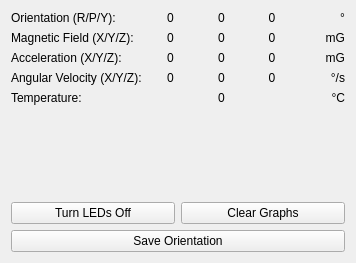
The window that src/brickv/plugin_system/plugins/imu_v2/ui/imu_v2.ui (Tinkerforge/brickv) describes before a commit, drawn with Qt 5.
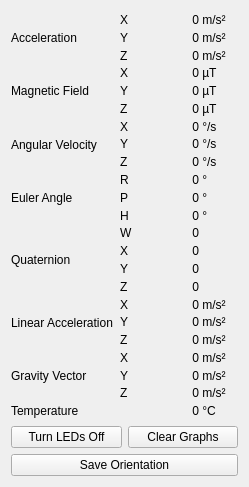
The same window after the commit.

Commit message: Add data grid with graphs

Patch:
```diff
--- a/src/brickv/plugin_system/plugins/imu_v2/ui/imu_v2.ui
+++ b/src/brickv/plugin_system/plugins/imu_v2/ui/imu_v2.ui
@@ -6,8 +6,8 @@
    <rect>
     <x>0</x>
     <y>0</y>
-    <width>356</width>
-    <height>263</height>
+    <width>249</width>
+    <height>487</height>
    </rect>
   </property>
   <property name="windowTitle">
@@ -17,262 +17,627 @@
    <item>
     <layout class="QVBoxLayout" name="verticalLayout_3">
      <item>
-      <layout class="QHBoxLayout" name="layout_top"/>
-     </item>
-     <item>
-      <layout class="QHBoxLayout" name="layout_bottom">
-       <item>
-        <layout class="QVBoxLayout" name="verticalLayout">
-         <item>
-          <layout class="QGridLayout" name="gridLayout">
+      <layout class="QGridLayout" name="data_grid">
+       <property name="spacing">
+        <number>0</number>
+       </property>
+       <item row="1" column="1">
+        <widget class="QLabel" name="label_acceleration_22">
+         <property name="text">
+          <string>Y</string>
+         </property>
+        </widget>
+       </item>
            <item row="0" column="1">
-            <widget class="QLabel" name="roll_label">
-             <property name="minimumSize">
-              <size>
-               <width>40</width>
-               <height>0</height>
-              </size>
-             </property>
+        <widget class="QLabel" name="label_acceleration_21">
+         <property name="text">
+          <string>X</string>
+         </property>
+        </widget>
+       </item>
+       <item row="22" column="0">
+        <widget class="QLabel" name="label_temperature_11">
              <property name="text">
+          <string>Temperature</string>
+         </property>
+        </widget>
+       </item>
+       <item row="4" column="1">
+        <widget class="QLabel" name="label_magnetic_field_22">
+         <property name="text">
+          <string>Y</string>
+         </property>
+        </widget>
+       </item>
+       <item row="5" column="1">
+        <widget class="QLabel" name="label_magnetic_field_23">
+         <property name="text">
+          <string>Z</string>
+         </property>
+        </widget>
+       </item>
+       <item row="9" column="2">
+        <widget class="QLabel" name="label_euler_angle_roll">
+         <property name="text">
               <string>0</string>
              </property>
              <property name="alignment">
-              <set>Qt::AlignCenter</set>
+          <set>Qt::AlignRight|Qt::AlignTrailing|Qt::AlignVCenter</set>
              </property>
             </widget>
            </item>
-           <item row="0" column="0">
-            <widget class="QLabel" name="label_13">
+       <item row="10" column="2">
+        <widget class="QLabel" name="label_euler_angle_pitch">
              <property name="text">
-              <string>Orientation (R/P/Y):</string>
-             </property>
-            </widget>
-           </item>
-           <item row="0" column="2">
-            <widget class="QLabel" name="pitch_label">
-             <property name="minimumSize">
-              <size>
-               <width>40</width>
-               <height>0</height>
-              </size>
-             </property>
+          <string>0</string>
+         </property>
+         <property name="alignment">
+          <set>Qt::AlignRight|Qt::AlignTrailing|Qt::AlignVCenter</set>
+         </property>
+        </widget>
+       </item>
+       <item row="11" column="2">
+        <widget class="QLabel" name="label_euler_angle_heading">
+         <property name="text">
+          <string>0</string>
+         </property>
+         <property name="alignment">
+          <set>Qt::AlignRight|Qt::AlignTrailing|Qt::AlignVCenter</set>
+         </property>
+        </widget>
+       </item>
+       <item row="12" column="2">
+        <widget class="QLabel" name="label_quaternion_w">
              <property name="text">
               <string>0</string>
              </property>
              <property name="alignment">
-              <set>Qt::AlignCenter</set>
+          <set>Qt::AlignRight|Qt::AlignTrailing|Qt::AlignVCenter</set>
+         </property>
+        </widget>
+       </item>
+       <item row="6" column="2">
+        <widget class="QLabel" name="label_angular_velocity_x">
+         <property name="text">
+          <string>0</string>
+         </property>
+         <property name="alignment">
+          <set>Qt::AlignRight|Qt::AlignTrailing|Qt::AlignVCenter</set>
+         </property>
+        </widget>
+       </item>
+       <item row="4" column="3">
+        <widget class="QLabel" name="label_magnetic_field_42">
+         <property name="text">
+          <string> µT</string>
+         </property>
+        </widget>
+       </item>
+       <item row="5" column="3">
+        <widget class="QLabel" name="label_magnetic_field_43">
+         <property name="text">
+          <string> µT</string>
+         </property>
+        </widget>
+       </item>
+       <item row="7" column="3">
+        <widget class="QLabel" name="label_angular_velocity_42">
+         <property name="text">
+          <string> °/s</string>
+         </property>
+        </widget>
+       </item>
+       <item row="6" column="3">
+        <widget class="QLabel" name="label_angular_velocity_41">
+         <property name="text">
+          <string> °/s</string>
+         </property>
+        </widget>
+       </item>
+       <item row="3" column="1">
+        <widget class="QLabel" name="label_magnetic_field_21">
+         <property name="text">
+          <string>X</string>
+         </property>
+        </widget>
+       </item>
+       <item row="2" column="1">
+        <widget class="QLabel" name="label_acceleration_23">
+         <property name="text">
+          <string>Z</string>
+         </property>
+        </widget>
+       </item>
+       <item row="7" column="1">
+        <widget class="QLabel" name="label_angular_velocity_22">
+         <property name="text">
+          <string>Y</string>
+         </property>
+        </widget>
+       </item>
+       <item row="8" column="1">
+        <widget class="QLabel" name="label_angular_velocity_23">
+         <property name="text">
+          <string>Z</string>
+         </property>
+        </widget>
+       </item>
+       <item row="6" column="1">
+        <widget class="QLabel" name="label_angular_velocity_21">
+         <property name="text">
+          <string>X</string>
+         </property>
+        </widget>
+       </item>
+       <item row="9" column="1">
+        <widget class="QLabel" name="label_euler_angle_21">
+         <property name="text">
+          <string>R</string>
+         </property>
+        </widget>
+       </item>
+       <item row="11" column="1">
+        <widget class="QLabel" name="label_euler_angle_23">
+         <property name="text">
+          <string>H</string>
+         </property>
+        </widget>
+       </item>
+       <item row="13" column="1">
+        <widget class="QLabel" name="label_quaternion_22">
+         <property name="text">
+          <string>X</string>
+         </property>
+        </widget>
+       </item>
+       <item row="10" column="1">
+        <widget class="QLabel" name="label_euler_angle_22">
+         <property name="text">
+          <string>P</string>
+         </property>
+        </widget>
+       </item>
+       <item row="12" column="1">
+        <widget class="QLabel" name="label_quaternion_21">
+         <property name="text">
+          <string>W</string>
+         </property>
+        </widget>
+       </item>
+       <item row="14" column="1">
+        <widget class="QLabel" name="label_quaternion_23">
+         <property name="text">
+          <string>Y</string>
+         </property>
+        </widget>
+       </item>
+       <item row="15" column="1">
+        <widget class="QLabel" name="label_quaternion_24">
+         <property name="text">
+          <string>Z</string>
+         </property>
+        </widget>
+       </item>
+       <item row="16" column="1">
+        <widget class="QLabel" name="label_linear_acceleration_21">
+         <property name="text">
+          <string>X</string>
+         </property>
+        </widget>
+       </item>
+       <item row="17" column="1">
+        <widget class="QLabel" name="label_linear_acceleration_22">
+         <property name="text">
+          <string>Y</string>
+         </property>
+        </widget>
+       </item>
+       <item row="18" column="1">
+        <widget class="QLabel" name="label_linear_acceleration_23">
+         <property name="text">
+          <string>Z</string>
+         </property>
+        </widget>
+       </item>
+       <item row="19" column="1">
+        <widget class="QLabel" name="label_gravity_vector_21">
+         <property name="text">
+          <string>X</string>
+         </property>
+        </widget>
+       </item>
+       <item row="20" column="1">
+        <widget class="QLabel" name="label_gravity_vector_22">
+         <property name="text">
+          <string>Y</string>
+         </property>
+        </widget>
+       </item>
+       <item row="21" column="1">
+        <widget class="QLabel" name="label_gravity_vector_23">
+         <property name="text">
+          <string>Z</string>
+         </property>
+        </widget>
+       </item>
+       <item row="1" column="3">
+        <widget class="QLabel" name="label_acceleration_42">
+         <property name="text">
+          <string> m/s²</string>
              </property>
             </widget>
            </item>
            <item row="0" column="3">
-            <widget class="QLabel" name="yaw_label">
-             <property name="minimumSize">
-              <size>
-               <width>40</width>
-               <height>0</height>
-              </size>
-             </property>
+        <widget class="QLabel" name="label_acceleration_41">
+         <property name="text">
+          <string> m/s² </string>
+         </property>
+        </widget>
+       </item>
+       <item row="3" column="3">
+        <widget class="QLabel" name="label_magnetic_field_41">
              <property name="text">
+          <string> µT</string>
+         </property>
+        </widget>
+       </item>
+       <item row="2" column="3">
+        <widget class="QLabel" name="label_acceleration_43">
+         <property name="text">
+          <string> m/s²</string>
+         </property>
+        </widget>
+       </item>
+       <item row="0" column="2">
+        <widget class="QLabel" name="label_acceleration_x">
+         <property name="text">
               <string>0</string>
              </property>
              <property name="alignment">
-              <set>Qt::AlignCenter</set>
+          <set>Qt::AlignRight|Qt::AlignTrailing|Qt::AlignVCenter</set>
              </property>
             </widget>
            </item>
-           <item row="1" column="0">
-            <widget class="QLabel" name="label_4">
+       <item row="8" column="3">
+        <widget class="QLabel" name="label_angular_velocity_43">
              <property name="text">
-              <string>Magnetic Field (X/Y/Z):</string>
+          <string> °/s</string>
              </property>
             </widget>
            </item>
-           <item row="1" column="1">
-            <widget class="QLabel" name="mag_x_label">
+       <item row="9" column="3">
+        <widget class="QLabel" name="label_euler_angle_41">
              <property name="text">
-              <string>0</string>
-             </property>
-             <property name="alignment">
-              <set>Qt::AlignCenter</set>
+          <string> °</string>
+         </property>
+        </widget>
+       </item>
+       <item row="10" column="3">
+        <widget class="QLabel" name="label_euler_angle_42">
+         <property name="text">
+          <string> °</string>
+         </property>
+        </widget>
+       </item>
+       <item row="11" column="3">
+        <widget class="QLabel" name="label_euler_angle_43">
+         <property name="text">
+          <string> °</string>
+         </property>
+        </widget>
+       </item>
+       <item row="12" column="3">
+        <widget class="QLabel" name="label_quaternion_41">
+         <property name="text">
+          <string/>
+         </property>
+        </widget>
+       </item>
+       <item row="13" column="3">
+        <widget class="QLabel" name="label_quaternion_42">
+         <property name="text">
+          <string/>
+         </property>
+        </widget>
+       </item>
+       <item row="14" column="3">
+        <widget class="QLabel" name="label_quaternion_43">
+         <property name="text">
+          <string/>
+         </property>
+        </widget>
+       </item>
+       <item row="15" column="3">
+        <widget class="QLabel" name="label_quaternion_44">
+         <property name="text">
+          <string/>
+         </property>
+        </widget>
+       </item>
+       <item row="16" column="3">
+        <widget class="QLabel" name="label_linear_acceleration_41">
+         <property name="text">
+          <string> m/s²</string>
+         </property>
+        </widget>
+       </item>
+       <item row="17" column="3">
+        <widget class="QLabel" name="label_linear_acceleration_42">
+         <property name="text">
+          <string> m/s²</string>
+         </property>
+        </widget>
+       </item>
+       <item row="18" column="3">
+        <widget class="QLabel" name="label_linear_acceleration_43">
+         <property name="text">
+          <string> m/s²</string>
+         </property>
+        </widget>
+       </item>
+       <item row="19" column="3">
+        <widget class="QLabel" name="label_gravity_vector_41">
+         <property name="text">
+          <string> m/s²</string>
+         </property>
+        </widget>
+       </item>
+       <item row="20" column="3">
+        <widget class="QLabel" name="label_gravity_vector_42">
+         <property name="text">
+          <string> m/s²</string>
+         </property>
+        </widget>
+       </item>
+       <item row="21" column="3">
+        <widget class="QLabel" name="label_gravity_vector_43">
+         <property name="text">
+          <string> m/s²</string>
+         </property>
+        </widget>
+       </item>
+       <item row="22" column="3">
+        <widget class="QLabel" name="label_temperature_41">
+         <property name="text">
+          <string> °C</string>
              </property>
             </widget>
            </item>
            <item row="1" column="2">
-            <widget class="QLabel" name="mag_y_label">
+        <widget class="QLabel" name="label_acceleration_y">
              <property name="text">
               <string>0</string>
              </property>
              <property name="alignment">
-              <set>Qt::AlignCenter</set>
-             </property>
-            </widget>
-           </item>
-           <item row="1" column="3">
-            <widget class="QLabel" name="mag_z_label">
-             <property name="text">
-              <string>0</string>
-             </property>
-             <property name="alignment">
-              <set>Qt::AlignCenter</set>
-             </property>
-            </widget>
-           </item>
-           <item row="2" column="0">
-            <widget class="QLabel" name="label_7">
-             <property name="text">
-              <string>Acceleration (X/Y/Z):</string>
-             </property>
-            </widget>
-           </item>
-           <item row="2" column="1">
-            <widget class="QLabel" name="acc_x_label">
-             <property name="text">
-              <string>0</string>
-             </property>
-             <property name="alignment">
-              <set>Qt::AlignCenter</set>
+          <set>Qt::AlignRight|Qt::AlignTrailing|Qt::AlignVCenter</set>
              </property>
             </widget>
            </item>
            <item row="2" column="2">
-            <widget class="QLabel" name="acc_y_label">
+        <widget class="QLabel" name="label_acceleration_z">
              <property name="text">
               <string>0</string>
              </property>
              <property name="alignment">
-              <set>Qt::AlignCenter</set>
-             </property>
-            </widget>
-           </item>
-           <item row="2" column="3">
-            <widget class="QLabel" name="acc_z_label">
-             <property name="text">
-              <string>0</string>
-             </property>
-             <property name="alignment">
-              <set>Qt::AlignCenter</set>
-             </property>
-            </widget>
-           </item>
-           <item row="3" column="0">
-            <widget class="QLabel" name="label_6">
-             <property name="text">
-              <string>Angular Velocity (X/Y/Z):</string>
-             </property>
-            </widget>
-           </item>
-           <item row="3" column="1">
-            <widget class="QLabel" name="gyr_x_label">
-             <property name="text">
-              <string>0</string>
-             </property>
-             <property name="alignment">
-              <set>Qt::AlignCenter</set>
+          <set>Qt::AlignRight|Qt::AlignTrailing|Qt::AlignVCenter</set>
              </property>
             </widget>
            </item>
            <item row="3" column="2">
-            <widget class="QLabel" name="gyr_y_label">
+        <widget class="QLabel" name="label_magnetic_field_x">
              <property name="text">
               <string>0</string>
              </property>
              <property name="alignment">
-              <set>Qt::AlignCenter</set>
+          <set>Qt::AlignRight|Qt::AlignTrailing|Qt::AlignVCenter</set>
              </property>
             </widget>
            </item>
-           <item row="3" column="3">
-            <widget class="QLabel" name="gyr_z_label">
+       <item row="5" column="2">
+        <widget class="QLabel" name="label_magnetic_field_z">
              <property name="text">
               <string>0</string>
              </property>
              <property name="alignment">
-              <set>Qt::AlignCenter</set>
-             </property>
-            </widget>
-           </item>
-           <item row="4" column="0">
-            <widget class="QLabel" name="label">
-             <property name="text">
-              <string>Temperature:</string>
+          <set>Qt::AlignRight|Qt::AlignTrailing|Qt::AlignVCenter</set>
              </property>
             </widget>
            </item>
            <item row="4" column="2">
-            <widget class="QLabel" name="tem_label">
+        <widget class="QLabel" name="label_magnetic_field_y">
              <property name="text">
               <string>0</string>
              </property>
              <property name="alignment">
-              <set>Qt::AlignCenter</set>
+          <set>Qt::AlignRight|Qt::AlignTrailing|Qt::AlignVCenter</set>
              </property>
             </widget>
            </item>
-           <item row="0" column="4">
-            <widget class="QLabel" name="label_2">
+       <item row="8" column="2">
+        <widget class="QLabel" name="label_angular_velocity_z">
              <property name="text">
-              <string>°</string>
+          <string>0</string>
              </property>
              <property name="alignment">
               <set>Qt::AlignRight|Qt::AlignTrailing|Qt::AlignVCenter</set>
              </property>
             </widget>
            </item>
-           <item row="1" column="4">
-            <widget class="QLabel" name="label_3">
+       <item row="7" column="2">
+        <widget class="QLabel" name="label_angular_velocity_y">
              <property name="text">
-              <string>mG</string>
+          <string>0</string>
              </property>
              <property name="alignment">
               <set>Qt::AlignRight|Qt::AlignTrailing|Qt::AlignVCenter</set>
              </property>
             </widget>
            </item>
-           <item row="2" column="4">
-            <widget class="QLabel" name="label_5">
+       <item row="13" column="2">
+        <widget class="QLabel" name="label_quaternion_x">
              <property name="text">
-              <string>mG</string>
+          <string>0</string>
              </property>
              <property name="alignment">
               <set>Qt::AlignRight|Qt::AlignTrailing|Qt::AlignVCenter</set>
              </property>
             </widget>
            </item>
-           <item row="3" column="4">
-            <widget class="QLabel" name="label_8">
+       <item row="14" column="2">
+        <widget class="QLabel" name="label_quaternion_y">
              <property name="text">
-              <string>°/s</string>
+          <string>0</string>
              </property>
              <property name="alignment">
               <set>Qt::AlignRight|Qt::AlignTrailing|Qt::AlignVCenter</set>
              </property>
             </widget>
            </item>
-           <item row="4" column="4">
-            <widget class="QLabel" name="label_9">
+       <item row="16" column="2">
+        <widget class="QLabel" name="label_linear_acceleration_x">
              <property name="text">
-              <string>°C</string>
+          <string>0</string>
              </property>
              <property name="alignment">
               <set>Qt::AlignRight|Qt::AlignTrailing|Qt::AlignVCenter</set>
              </property>
             </widget>
            </item>
+       <item row="15" column="2">
+        <widget class="QLabel" name="label_quaternion_z">
+         <property name="text">
+          <string>0</string>
+         </property>
+         <property name="alignment">
+          <set>Qt::AlignRight|Qt::AlignTrailing|Qt::AlignVCenter</set>
+         </property>
+        </widget>
+       </item>
+       <item row="17" column="2">
+        <widget class="QLabel" name="label_linear_acceleration_y">
+         <property name="text">
+          <string>0</string>
+         </property>
+         <property name="alignment">
+          <set>Qt::AlignRight|Qt::AlignTrailing|Qt::AlignVCenter</set>
+         </property>
+        </widget>
+       </item>
+       <item row="19" column="2">
+        <widget class="QLabel" name="label_gravity_vector_x">
+         <property name="text">
+          <string>0</string>
+         </property>
+         <property name="alignment">
+          <set>Qt::AlignRight|Qt::AlignTrailing|Qt::AlignVCenter</set>
+         </property>
+        </widget>
+       </item>
+       <item row="18" column="2">
+        <widget class="QLabel" name="label_linear_acceleration_z">
+         <property name="text">
+          <string>0</string>
+         </property>
+         <property name="alignment">
+          <set>Qt::AlignRight|Qt::AlignTrailing|Qt::AlignVCenter</set>
+         </property>
+        </widget>
+       </item>
+       <item row="20" column="2">
+        <widget class="QLabel" name="label_gravity_vector_y">
+         <property name="text">
+          <string>0</string>
+         </property>
+         <property name="alignment">
+          <set>Qt::AlignRight|Qt::AlignTrailing|Qt::AlignVCenter</set>
+         </property>
+        </widget>
+       </item>
+       <item row="22" column="2">
+        <widget class="QLabel" name="label_temperature">
+         <property name="text">
+          <string>0</string>
+         </property>
+         <property name="alignment">
+          <set>Qt::AlignRight|Qt::AlignTrailing|Qt::AlignVCenter</set>
+         </property>
+        </widget>
+       </item>
+       <item row="21" column="2">
+        <widget class="QLabel" name="label_gravity_vector_z">
+         <property name="text">
+          <string>0</string>
+         </property>
+         <property name="alignment">
+          <set>Qt::AlignRight|Qt::AlignTrailing|Qt::AlignVCenter</set>
+         </property>
+        </widget>
+       </item>
+       <item row="12" column="0" rowspan="4">
+        <widget class="QLabel" name="label_quaternion_11">
+         <property name="text">
+          <string>Quaternion</string>
+         </property>
+        </widget>
+       </item>
+       <item row="9" column="0" rowspan="3">
+        <widget class="QLabel" name="label_euler_angle_11">
+         <property name="text">
+          <string>Euler Angle</string>
+         </property>
+        </widget>
+       </item>
+       <item row="6" column="0" rowspan="3">
+        <widget class="QLabel" name="label_angular_velocity_11">
+         <property name="text">
+          <string>Angular Velocity</string>
+         </property>
+        </widget>
+       </item>
+       <item row="3" column="0" rowspan="3">
+        <widget class="QLabel" name="label_magnetic_field_11">
+         <property name="text">
+          <string>Magnetic Field</string>
+         </property>
+        </widget>
+       </item>
+       <item row="0" column="0" rowspan="3">
+        <widget class="QLabel" name="label_acceleration_11">
+         <property name="autoFillBackground">
+          <bool>false</bool>
+         </property>
+         <property name="text">
+          <string>Acceleration</string>
+         </property>
+        </widget>
+       </item>
+       <item row="16" column="0" rowspan="3">
+        <widget class="QLabel" name="label_linear_acceleration_11">
+         <property name="text">
+          <string>Linear Acceleration  </string>
+         </property>
+        </widget>
+       </item>
+       <item row="19" column="0" rowspan="3">
+        <widget class="QLabel" name="label_gravity_vector_11">
+         <property name="text">
+          <string>Gravity Vector</string>
+         </property>
+        </widget>
+       </item>
+       <item row="22" column="1">
+        <widget class="QLabel" name="label_temperature_21">
+         <property name="text">
+          <string/>
+         </property>
+        </widget>
+       </item>
           </layout>
          </item>
          <item>
-          <spacer name="verticalSpacer">
-           <property name="orientation">
-            <enum>Qt::Vertical</enum>
-           </property>
-           <property name="sizeHint" stdset="0">
-            <size>
-             <width>20</width>
-             <height>40</height>
-            </size>
-           </property>
-          </spacer>
-         </item>
+      <layout class="QHBoxLayout" name="layout_bottom">
+       <item>
+        <layout class="QVBoxLayout" name="verticalLayout">
          <item>
           <layout class="QHBoxLayout" name="horizontalLayout">
            <item>
```
Lines whose indentation alone changed are shown as unchanged. The commit also changes 1 other file.
